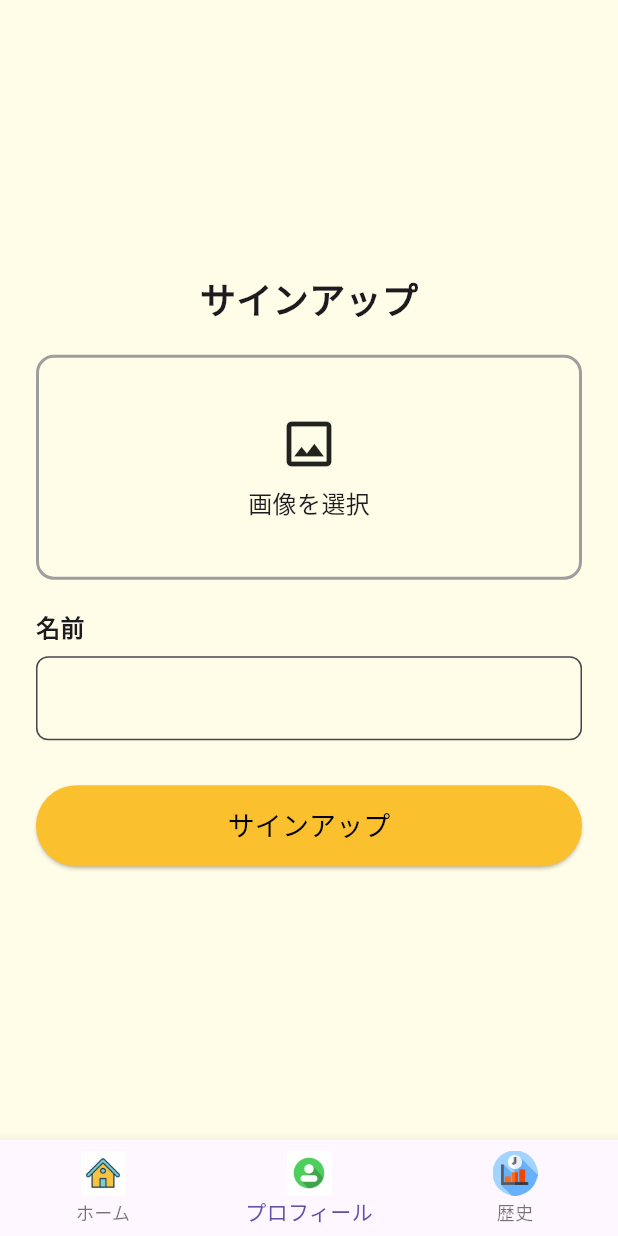
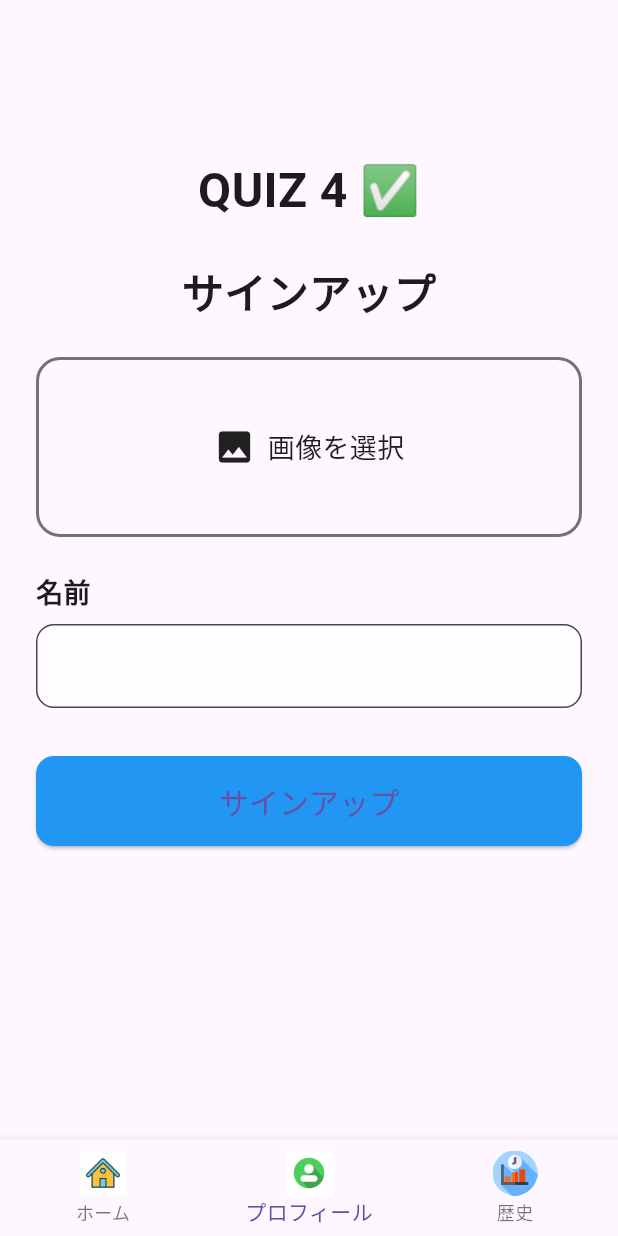
Before and after one commit to EiPhyuHtun/ojtpj, a Flutter app: the ExamDetailScreen screen opened directly with empty values, item 2 of the bottom bar chosen, after a tap on "画像を選択", on a phone screen of 412 x 824 dp. Run offline on Flutter 3.47's test engine with Material 3 defaults, Android fonts, the phone set to English and light mode, and no system bars; our stand-ins replace image_picker, sqflite; accounts and stored records are empty.

Commit message:
データベースを作成とデータを入れる。

```diff
--- /dev/null
+++ b/lib/database/database_helper.dart
@@ -0,0 +1,115 @@
+import 'dart:async';
+import 'dart:io';
+import 'dart:typed_data';
+import 'package:flutter/services.dart';
+import 'package:jlpt_quiz/model/user.dart';
+import 'package:path/path.dart';
+import 'package:sqflite/sqflite.dart';
+
+// Import your data model if you created one
+
+class DatabaseHelper {
+  static Database? _database;
+  static final DatabaseHelper instance = DatabaseHelper._privateConstructor();
+
+  DatabaseHelper._privateConstructor(); // Private constructor for singleton
+
+  Future<Database> get database async {
+
+    print("database");
+    if (_database != null) return _database!;
+    _database = await _initDatabase();
+    return _database!;
+  }
+
+  Future<Database> _initDatabase() async {
+    print("init database: Attempting to open/create database.");
+
+    // Get the default databases path for your application.
+    String databasesPath = await getDatabasesPath();
+    String path = join(databasesPath, 'feqiz_db.db'); // Your database file name
+
+    // Check if the database file already exists.
+    bool databaseExists = await File(path).exists(); // Use File(path).exists()
+
+    if (!databaseExists) {
+      // If the database does not exist, copy it from assets.
+      print("Database does not exist, copying from assets...");
+      try {
+        // Ensure the directory exists
+        await Directory(dirname(path)).create(recursive: true);
+
+        // Load the database from assets as a byte data.
+        ByteData data = await rootBundle.load(join("assets", "database", "jlptquiz.db"));
+        List<int> bytes = data.buffer.asUint8List(data.offsetInBytes, data.lengthInBytes);
+
+        // Write the bytes to the new database file.
+        await File(path).writeAsBytes(bytes, flush: true);
+        print("Database copied successfully from assets to: $path");
+      } catch (e) {
+        print("Error copying database from assets: $e");
+        // Handle the error appropriately, maybe rethrow or log it.
+        rethrow;
+      }
+    } else {
+      print("Database already exists at: $path");
+    }
+
+    // Open the database. If it was just copied, it's now ready.
+    // If it existed, it will just open it.
+    return await openDatabase(
+      path,
+      version: 1, // Use the version of your pre-created database
+      onCreate: _onCreate,
+    );
+  }
+
+  // This is called when the database is first created.
+  Future<void> _onCreate(Database db, int version) async {
+    // Run the CREATE TABLE statement on the database.
+    print("on create...");
+    await db.execute(
+      '''
+      CREATE TABLE users(
+        id INTEGER PRIMARY KEY AUTOINCREMENT,
+        userName TEXT,
+        userImage BLOB
+      )
+      ''',
+    );
+  }
+
+  // Optional: For database migrations if your schema changes in future versions
+  // Future<void> _onUpgrade(Database db, int oldVersion, int newVersion) async {
+  //   if (oldVersion < 2) {
+  //     // Example: Add a new column in version 2
+  //     await db.execute('ALTER TABLE dogs ADD COLUMN breed TEXT');
+  //   }
+  // }
+
+  // --- CRUD Operations ---
+
+  Future<int> insertUser(User user) async {
+    print("...Insert");
+    final db = await database;
+    return await db.insert(
+      'users', // Table name
+      user.toMap(),
+      conflictAlgorithm: ConflictAlgorithm.replace, // Handle conflicts
+    );
+  }
+
+  // Get all images
+    Future<List<Map<String, dynamic>>> getUsers() async {
+      Database db = await database;
+      return await db.query('users');
+    }
+
+
+  // Close the database (optional, as it's often kept open for the app's lifetime)
+  Future<void> close() async {
+    final db = await database;
+    await db.close();
+    _database = null; // Clear the instance
+  }
+}
--- a/lib/exam_detail.dart
+++ b/lib/exam_detail.dart
@@ -1,4 +1,5 @@
 import 'package:flutter/material.dart';
+import 'package:jlpt_quiz/profileScreen.dart';
 import 'signup.dart';
 import 'history.dart';
 
@@ -25,7 +26,7 @@ class _ExamDetailScreenState extends State<ExamDetailScreen>
 
   final List<Widget> _pages = [
     const ExamDetailTab(),
-    const SignupScreen(),
+    ProfileScreen(),
     const HistoryScreen(),
   ];
 
--- /dev/null
+++ b/lib/model/user.dart
@@ -0,0 +1,34 @@
+import 'dart:typed_data';
+
+class User {
+  final int? id; // nullable for new entries where ID is auto-generated
+  final String userName;
+  final Uint8List? userImage;
+
+  const User({
+    this.id,
+    required this.userName,
+    required this.userImage,
+  });
+
+  // Convert a User into a Map. The keys must correspond to the names of the
+  // columns in the database.
+  Map<String, dynamic> toMap() {
+    return {
+      'id': id,
+      'userName': userName,
+      'userImage': userImage,
+    };
+  }
+
+
+
+  // Factory constructor to create a User from a Map (when reading from DB)
+  factory User.fromMap(Map<String, dynamic> map) {
+    return User(
+      id: map['id'] ,
+      userName: map['userName'] ,
+      userImage: map['userImage'] ,
+    );
+  }
+}
--- /dev/null
+++ b/lib/profileScreen.dart
@@ -0,0 +1,153 @@
+import 'dart:io' as io;
+import 'dart:io';
+import 'package:flutter/foundation.dart';
+import 'package:flutter/material.dart';
+import 'package:image_picker/image_picker.dart';
+import 'package:jlpt_quiz/database/database_helper.dart';
+import 'package:jlpt_quiz/level.dart';
+import 'package:jlpt_quiz/model/user.dart';
+
+class ProfileScreen extends StatefulWidget {
+  @override
+  _ProfileScreenState createState() => _ProfileScreenState();
+}
+
+class _ProfileScreenState extends State<ProfileScreen> {
+   // Initialize your database helper
+  final dbHelper = DatabaseHelper.instance;
+  XFile? _imageFile;
+  final ImagePicker _picker = ImagePicker();
+  final nameController = TextEditingController();
+  Uint8List? _selectedImageBytes;
+  List<User> _users = [];
+
+
+    @override
+  void initState() {
+    super.initState();
+    _loadImages();
+  }
+  Future<void> _pickImage() async {
+    final pickedFile = await _picker.pickImage(source: ImageSource.gallery);
+    if (pickedFile != null) {
+      final bytes = await pickedFile.readAsBytes();
+
+      setState(() {
+        _imageFile = pickedFile;
+        _selectedImageBytes = bytes;
+      });
+    }
+  }
+  Future<void> insertUser() async {
+    WidgetsFlutterBinding.ensureInitialized();
+
+    if (_selectedImageBytes != null && nameController.text.isNotEmpty) {
+      await dbHelper.insertUser(User(userName: nameController.text, userImage: _selectedImageBytes!));
+
+      setState(() {
+        nameController.clear();
+        _selectedImageBytes = null; // Clear selected image
+      });
+      ScaffoldMessenger.of(context).showSnackBar(
+        const SnackBar(content: Text('User Created Successfully')),
+      );
+      Navigator.of(context).pushReplacement(
+      MaterialPageRoute(builder: (context) =>  LevelPage()),
+  );
+    } else {
+      ScaffoldMessenger.of(context).showSnackBar(
+        const SnackBar(content: Text('Please select an image and enter a title.')),
+      );
+    }
+  }
+
+  Future<void> _loadImages() async {
+    final List<Map<String, dynamic>> maps = await dbHelper.getUsers();
+    setState(() {
+      _users = maps.map((map) => User.fromMap(map)).toList();
+    });
+  }
+
+  @override
+  void dispose() {
+    nameController.dispose();
+    super.dispose();
+  }
+
+  //method insert data in MySql
+  //connect the database
+
+  @override
+  Widget build(BuildContext context) {
+    Widget imagePreview;
+    if (_imageFile == null) {
+      imagePreview = Row(
+        mainAxisAlignment: MainAxisAlignment.center,
+        children: [
+          Icon(Icons.image, size: 28),
+          SizedBox(width: 8),
+          Text("画像を選択", style: TextStyle(fontSize: 18)),
+        ],
+      );
+    } else if (kIsWeb) {
+      imagePreview = Image.network(_imageFile!.path);
+    } else {
+      imagePreview = Image.file(io.File(_imageFile!.path), fit: BoxFit.cover);
+    }
+
+    return Scaffold(
+      body: SingleChildScrollView(
+        padding: const EdgeInsets.all(24.0),
+        child: Column(
+          children: [
+            SizedBox(height: 80),
+            Text("QUIZ 4 ✅", style: TextStyle(fontSize: 32, fontWeight: FontWeight.bold)),
+            SizedBox(height: 24),
+            Text('サインアップ', style: TextStyle(fontSize: 28, fontWeight: FontWeight.bold)),
+            SizedBox(height: 24),
+            GestureDetector(
+              onTap: _pickImage,
+              child: Container(
+                height: 120,
+                width: double.infinity,
+                decoration: BoxDecoration(
+                  border: Border.all(color: Colors.black54, width: 2),
+                  borderRadius: BorderRadius.circular(16),
+                ),
+                child: Center(child: imagePreview),
+              ),
+            ),
+            SizedBox(height: 24),
+            Align(
+              alignment: Alignment.centerLeft,
+              child: Text("名前", style: TextStyle(fontSize: 18, fontWeight: FontWeight.bold)),
+            ),
+            SizedBox(height: 8),
+            TextField(
+              controller: nameController,
+              decoration: InputDecoration(
+                filled: true,
+                fillColor: Colors.white70,
+                border: OutlineInputBorder(borderRadius: BorderRadius.circular(12)),
+              ),
+            ),
+            SizedBox(height: 32),
+            ElevatedButton(
+               onPressed: () {
+                print('Insert Data');
+                insertUser();
+               },
+
+              style: ElevatedButton.styleFrom(
+                minimumSize: Size(double.infinity, 60),
+                backgroundColor: Colors.blue,
+                shape: RoundedRectangleBorder(borderRadius: BorderRadius.circular(12)),
+              ),
+              child: Text("サインアップ", style: TextStyle(fontSize: 20)),
+            ),
+          ],
+        ),
+      ),
+    );
+  }
+}
```
Also changed, not shown: pubspec.yaml (+10 -0 lines), 2 other files.
